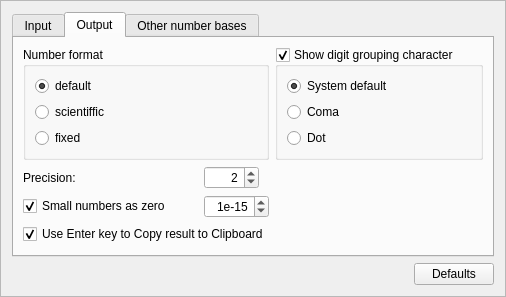
This is ui/OptionsWidget.ui in jgeudens/MathyResurrected as Qt 5 draws it before an edit. The edited form follows.
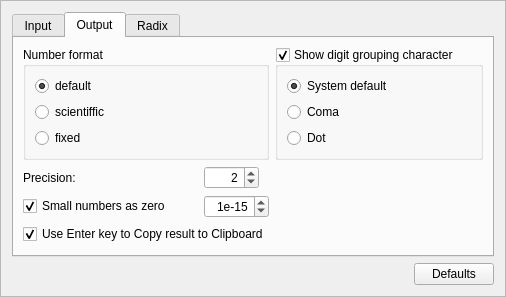
This is the edited form.

Commit message: External and internal docs update.

```diff
--- a/ui/OptionsWidget.ui
+++ b/ui/OptionsWidget.ui
@@ -400,7 +400,7 @@
      </widget>
      <widget class="QWidget" name="tab_3">
       <attribute name="title">
-       <string>Other number bases</string>
+       <string>Radix</string>
       </attribute>
       <layout class="QVBoxLayout" name="verticalLayout_5">
        <item>
```
Left out of the diff: 3 changed lines with no effect on the pictures. The commit also changes 1 other file.
